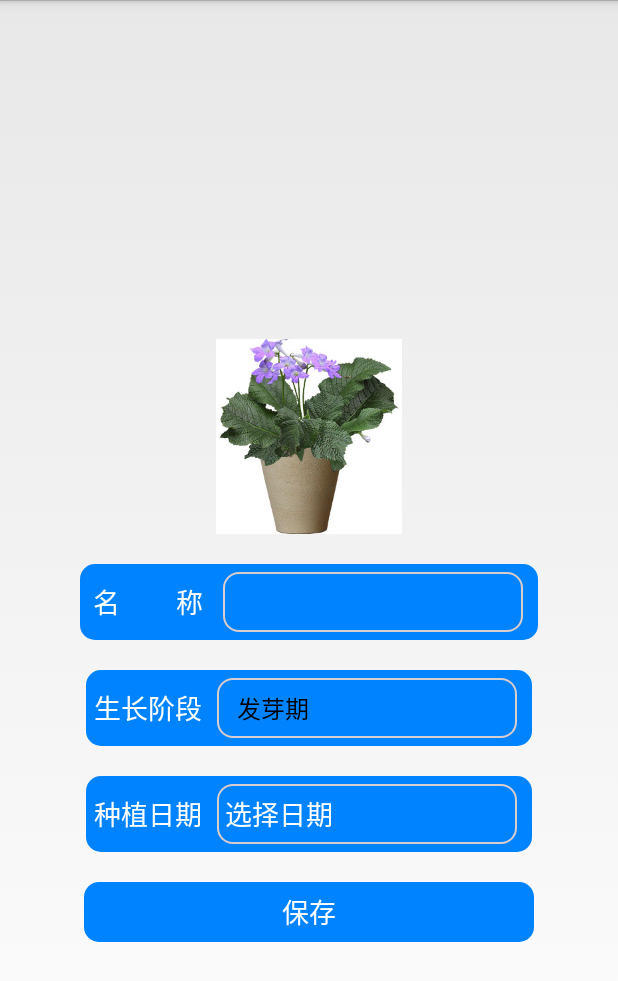
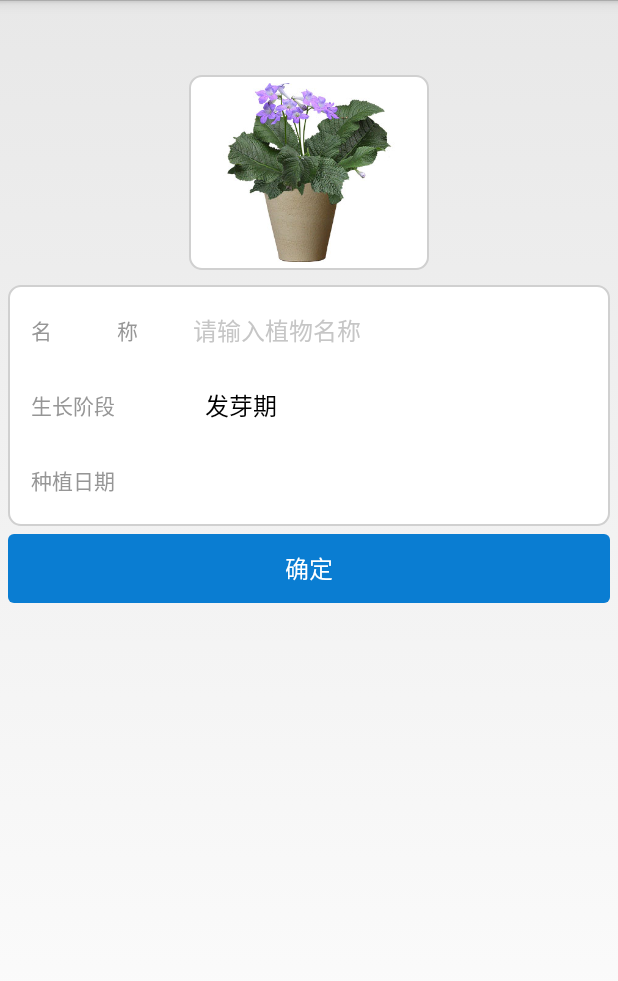
Before and after one commit to webjie/Plant, an Android app: the layout fragment_plantadd.xml on its own in the app's theme, with its tools: preview values and no code run, on a phone screen of 412 x 824 dp. Shown: the top 981 px of the screen. Run offline under Robolectric (Android 15) with nearby library versions, the phone set to English and light mode, and no system bars.

```diff
--- a/app/src/main/java/person/jack/plant/db/DatabaseHelper.java
+++ b/app/src/main/java/person/jack/plant/db/DatabaseHelper.java
@@ -23,7 +23,7 @@ import java.util.Map;
 public class DatabaseHelper extends OrmLiteSqliteOpenHelper {
 
     private static final String DATABASE_NAME = "sqlite-test.db";
-    private static final int DATABASE_VERSION = 9;
+    private static final int DATABASE_VERSION = 10;
 
 	private Map<String, Dao> daos = new HashMap();
 
--- a/app/src/main/java/person/jack/plant/fragment/PlantsAddFragment.java
+++ b/app/src/main/java/person/jack/plant/fragment/PlantsAddFragment.java
@@ -221,7 +221,7 @@ public class PlantsAddFragment extends Fragment implements View.OnClickListener
             }catch (Exception e){
                 e.printStackTrace();
             }
-            tv_plantDate.setText("选择日期");
+
             et_plantName.setText("");
         }
     }
--- a/app/src/main/res/layout/fragment_plantadd.xml
+++ b/app/src/main/res/layout/fragment_plantadd.xml
@@ -2,17 +2,33 @@
 <LinearLayout xmlns:android="http://schemas.android.com/apk/res/android"
     android:orientation="vertical" android:layout_width="match_parent"
     android:layout_height="match_parent"
-    android:gravity="center"
+
 
 
     >
+
     <ImageView
         android:id="@+id/img_PlantImg"
         android:layout_width="160dp"
         android:layout_height="130dp"
         android:src="@drawable/default_image"
-        android:layout_marginTop="30dp"
+        android:layout_marginTop="50dp"
+        android:background="@drawable/csy_form"
+        android:padding="5dp"
+        android:layout_gravity="center_horizontal"
         />
+    <LinearLayout
+        android:layout_width="match_parent"
+        android:layout_height="wrap_content"
+        android:orientation="vertical"
+        android:gravity="center"
+        android:background="@drawable/csy_form"
+        android:layout_marginLeft="@dimen/space_5"
+        android:layout_marginRight="@dimen/space_5"
+        android:layout_marginTop="@dimen/csy_pd"
+        android:padding="@dimen/space_5"
+
+        >
 
     <LinearLayout
         android:layout_width="match_parent"
@@ -38,127 +54,74 @@
             />
     </LinearLayout>
     <LinearLayout
-        android:layout_width="wrap_content"
-        android:background="@drawable/linear_back"
-        android:layout_height="wrap_content"
-        android:orientation="horizontal"
-        android:layout_marginTop="20dp"
-
-
+        style="@style/csy_row"
+        android:layout_height="@dimen/space_50"
         >
 
         <TextView
-            android:layout_width="80dp"
-            android:layout_height="match_parent"
-            android:gravity="center"
-            android:text="名        称"
-            android:textColor="#fff"
-            android:textSize="18sp"
-            android:layout_marginLeft="5dp"
-            />
-
+            style="@style/csy_row_label"
+            android:layout_width="100dp"
+            android:text="名             称" />
         <EditText
             android:id="@+id/et_plantName"
-            android:layout_width="200dp"
-            android:layout_height="40dp"
-            android:background="@drawable/edit2_back"
-            android:textColor="#fff"
-            android:textSize="18sp"
+            style="@style/csy_textbox"
+            android:layout_marginLeft="@dimen/space_8"
             android:maxLines="1"
-            android:layout_marginLeft="10dp"
-            android:layout_marginRight="10dp"
-            android:layout_marginTop="5dp"
-            android:layout_marginBottom="5dp"
             android:singleLine="true"
-            android:paddingLeft="5dp"
+            android:hint="请输入植物名称"/>
+    </LinearLayout>
+    <LinearLayout
+        style="@style/csy_row"
+        android:layout_height="@dimen/space_50"
+        >
+
+        <TextView
+            style="@style/csy_row_label"
+            android:layout_width="100dp"
+            android:text="生长阶段"
+
+            />
+        <Spinner
+            android:id="@+id/spn_plantLive"
+            android:entries="@array/plant_live"
+            style="@style/csy_textbox"
+            android:layout_marginLeft="@dimen/space_8"
 
             />
     </LinearLayout>
     <LinearLayout
-        android:layout_width="wrap_content"
-        android:background="@drawable/linear_back"
-        android:layout_height="wrap_content"
-        android:orientation="horizontal"
-        android:layout_marginTop="20dp"
+        style="@style/csy_row"
+        android:layout_height="@dimen/space_50"
         >
 
         <TextView
-            android:layout_width="wrap_content"
-            android:layout_height="match_parent"
-            android:gravity="center"
-            android:text="生长阶段"
-            android:layout_marginLeft="5dp"
-            android:textColor="#fff"
-            android:textSize="18sp"
+            style="@style/csy_row_label"
+            android:layout_width="100dp"
+            android:text="种植日期"
             />
-        <Spinner
-            android:id="@+id/spn_plantLive"
-            android:layout_width="200dp"
-            android:layout_height="40dp"
-            android:layout_marginLeft="10dp"
-            android:layout_marginRight="10dp"
-            style="@style/spinner_style"
-            android:entries="@array/plant_live"
-            android:layout_marginTop="5dp"
-            android:layout_marginBottom="5dp"
+        <TextView
+            android:id="@+id/tv_plantDate"
+            style="@style/csy_textbox"
+            android:layout_marginLeft="@dimen/space_8"
 
             />
     </LinearLayout>
-    <LinearLayout
-        android:layout_width="wrap_content"
-        android:background="@drawable/linear_back"
-        android:layout_height="wrap_content"
-        android:orientation="horizontal"
-        android:layout_marginTop="20dp"
-        >
 
-        <TextView
-            android:layout_width="wrap_content"
-            android:layout_height="match_parent"
-            android:gravity="center"
-            android:text="种植日期"
-
-            android:textColor="#fff"
-            android:textSize="18sp"
-            android:layout_marginLeft="5dp"
-
-            />
-        <TextView
-            android:id="@+id/tv_plantDate"
-            android:layout_width="200dp"
-            android:layout_height="40dp"
-            android:paddingLeft="5dp"
-
-            android:text="选择日期"
-            android:textColor="#fff"
-            android:textSize="18sp"
-            android:gravity="center_vertical"
-            android:layout_marginLeft="10dp"
-            android:layout_marginRight="10dp"
-            android:layout_marginTop="5dp"
-            android:layout_marginBottom="5dp"
-            android:background="@drawable/edit2_back"
-            />
-    </LinearLayout>
-    <LinearLayout
-        android:layout_width="wrap_content"
-        android:layout_height="wrap_content"
-        android:orientation="horizontal"
-        android:layout_marginTop="20dp"
-        android:gravity="center"
-        >
-        <Button
-            android:id="@+id/btn_plantSave"
-            android:layout_width="300dp"
-            android:layout_height="40dp"
-            android:textColor="#fff"
-            android:text="保存"
-            android:textSize="18sp"
-            android:background="@drawable/linear_back"
-            />
 
     </LinearLayout>
 
+        <Button
+            android:id="@+id/btn_plantSave"
+            android:layout_width="fill_parent"
+            android:layout_height="@dimen/csy_btn_h"
+            android:layout_below="@+id/cx_form"
+            android:layout_margin="@dimen/space_5"
+            android:background="@drawable/csy_btn"
+            android:gravity="center"
+            android:text="确定"
+            android:textColor="@android:color/white"
+            android:textSize="@dimen/csy_text_ts"
+            />
 
 
 
--- a/app/src/main/res/layout/fragment_water.xml
+++ b/app/src/main/res/layout/fragment_water.xml
@@ -16,7 +16,7 @@
             android:id="@+id/spn_water"
             android:layout_width="200dp"
             android:layout_height="40dp"
-            android:entries="@array/plant_names"
+
             ></Spinner>
 
 
```
Also changed, not shown: app/src/main/java/person/jack/plant/db/dao/WarnRecordDao.java (+57 -0 lines), app/src/main/java/person/jack/plant/fragment/BufferKnifeFragment.java (+68 -1 lines), app/src/main/java/person/jack/plant/fragment/WarnFragment.java (+3 -5 lines), app/src/main/java/person/jack/plant/fragment/WaterFragment.java (+24 -12 lines).
